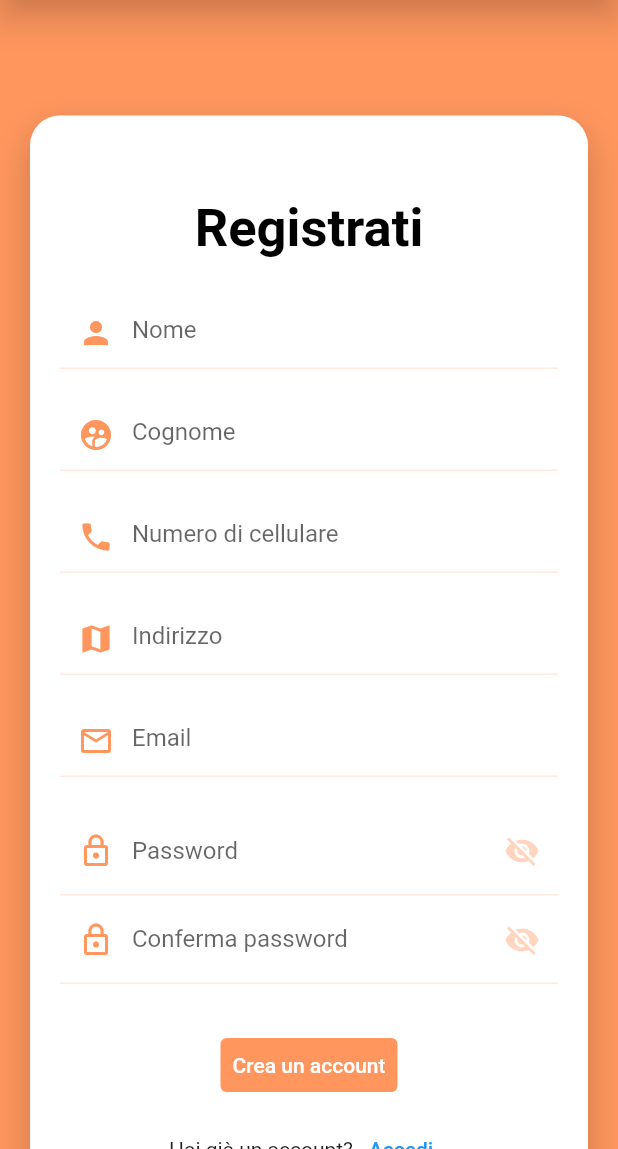
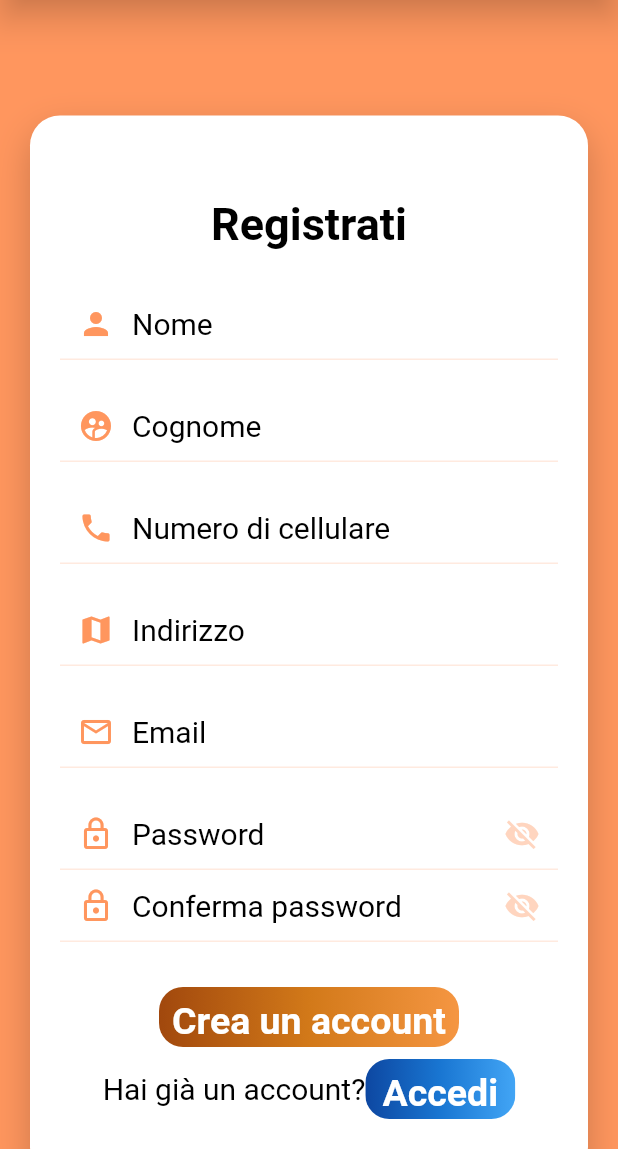
Before and after one commit to simoneloop/ecommerce-view, a Flutter app: the RegistrationPage screen opened by its route, on a phone screen of 412 x 824 dp, the part 87-1236 px from its top. Run offline on Flutter 3.47's test engine with Material 2 defaults, Android fonts, the phone set to English and light mode, and no system bars; missing offline and left inert: dart:html, dart:js; network calls fail; Roboto replaces fonts that are missing (Poppins).

Commit message:
a bit of refactoring

```diff
--- a/lib/pages/RegistrationPage.dart
+++ b/lib/pages/RegistrationPage.dart
@@ -1,8 +1,10 @@
 import 'package:ecommerce_view/Uti/Consts.dart';
 import 'package:ecommerce_view/widgets/AppBarWidget.dart';
+import 'package:ecommerce_view/widgets/CoolText.dart';
 import 'package:flutter/material.dart';
 import '../entities/User.dart';
 import '../managers/Proxy.dart';
+import '../widgets/CoolTextButton.dart';
 import '../widgets/ProgressHUD.dart';
 
 class RegistrationPage extends StatefulWidget {
@@ -67,7 +69,7 @@ class _RegistrationPageState extends State<RegistrationPage> {
                         SizedBox(
                           height: 25,
                         ),
-                        Text("Registrati",style: Theme.of(context).textTheme.headline2,),
+                        CoolText(text: "Registrati",size: "m",),
                         SizedBox(height: 25,),
 
 
@@ -79,6 +81,7 @@ class _RegistrationPageState extends State<RegistrationPage> {
 
                           decoration: InputDecoration(
                               hintText: "Nome",
+                              hintStyle: Consts.smallTextStyle,
                               errorText: _nameError,
                               enabledBorder: UnderlineInputBorder(
                                   borderSide: BorderSide(
@@ -107,6 +110,7 @@ class _RegistrationPageState extends State<RegistrationPage> {
 
                           decoration: InputDecoration(
                               hintText: "Cognome",
+                              hintStyle: Consts.smallTextStyle,
                               errorText: _lastNameError,
                               enabledBorder: UnderlineInputBorder(
                                   borderSide: BorderSide(
@@ -134,6 +138,7 @@ class _RegistrationPageState extends State<RegistrationPage> {
 
                           decoration: InputDecoration(
                               hintText: "Numero di cellulare",
+                              hintStyle: Consts.smallTextStyle,
                               errorText: _phoneError,
                               enabledBorder: UnderlineInputBorder(
                                   borderSide: BorderSide(
@@ -162,6 +167,7 @@ class _RegistrationPageState extends State<RegistrationPage> {
 
                           decoration: InputDecoration(
                               hintText: "Indirizzo",
+                              hintStyle: Consts.smallTextStyle,
                               errorText: _addressError,
                               enabledBorder: UnderlineInputBorder(
                                   borderSide: BorderSide(
@@ -198,6 +204,7 @@ class _RegistrationPageState extends State<RegistrationPage> {
                               : null,
                           decoration: InputDecoration(
                               hintText: "Email",
+                              hintStyle: Consts.smallTextStyle,
                               errorText: _emailError,
                               enabledBorder: UnderlineInputBorder(
                                   borderSide: BorderSide(
@@ -225,7 +232,7 @@ class _RegistrationPageState extends State<RegistrationPage> {
                           obscureText: hidePassword,
                           decoration: InputDecoration(
                               hintText: "Password",
-                              labelText: "Password",
+                              hintStyle: Consts.smallTextStyle,
                               errorText: _passwordError,
                               enabledBorder: UnderlineInputBorder(
                                   borderSide: BorderSide(
@@ -264,8 +271,9 @@ class _RegistrationPageState extends State<RegistrationPage> {
                           input == null ? "Confirm password!" : null,
                           obscureText: hidePassword,
                           decoration: InputDecoration(
+                              hintStyle: Consts.smallTextStyle,
                               hintText: "Conferma password",
-                              labelText: "Conferma password",
+
                               errorText: _passwordConfirmationError,
                               enabledBorder: UnderlineInputBorder(
                                   borderSide: BorderSide(
@@ -300,28 +308,16 @@ class _RegistrationPageState extends State<RegistrationPage> {
                         SizedBox(
                           height: 30,
                         ),
-                        Container(
-                          decoration: BoxDecoration(borderRadius: BorderRadius.circular(10)),
-                          child: TextButton(
-                            onPressed: (){
-                              ValidateAndRegister();
-
-
-                            },
-                            child: Text(
-                              "Crea un account",
-                              style: TextStyle(color: Colors.white),
-                            ),
-                            style:ButtonStyle(backgroundColor: MaterialStateProperty.all<Color>(Theme.of(context).colorScheme.secondary)),
-                          ),
-                        ),
+                        CoolTextButton(gradient: Consts.kOrangeGradient, text: "Crea un account", press: (){
+                          ValidateAndRegister();},width: 200,height: 40,),
                         Padding(
                           padding: const EdgeInsets.symmetric(vertical: 8.0),
                           child: Row(
                             mainAxisAlignment: MainAxisAlignment.center,
                             children: [
-                              Text("Hai già un account?"),
-                              TextButton(onPressed: (){Navigator.pushNamed(context, "LoginPage");}, child: Text("Accedi"))
+                              CoolText(text: "Hai già un account?", size: "s"),
+                              CoolTextButton(gradient: Consts.kBlueGradient, text: "Accedi", press: (){Navigator.pushNamed(context, "LoginPage");},width: 100,height: 40,),
+
                             ],
                           ),
                         )
--- a/lib/widgets/CoolText.dart
+++ b/lib/widgets/CoolText.dart
@@ -5,21 +5,23 @@ import '../Uti/Consts.dart';
 class CoolText extends StatelessWidget {
   final String text;
   final String size;
+  final Color? color;
 
 
-  const CoolText({Key? key, required this.text, required this.size}) : super(key: key);
+
+  const CoolText({Key? key, required this.text, required this.size,this.color}) : super(key: key);
   @override
   Widget build(BuildContext context) {
     if(size=='s'){
-      return Text(text,style: Consts.smallTextStyle,);
+      return Text(text,style: Consts.smallTextStyle.copyWith(color: color != null?color:null),);
     }
     else if(size=="m"){
-      return Text(text,style: Consts.mediumTextStyle,);
+      return Text(text,style: Consts.mediumTextStyle.copyWith(color: color != null?color:null),);
     }
     else if(size=="b"){
-      return Text(text,style: Consts.bigTextStyle,);
+      return Text(text,style: Consts.bigTextStyle.copyWith(color: color != null?color:null),);
     }else{
-      return Text(text,style: Consts.mediumTextStyle,);
+      return Text(text,style: Consts.mediumTextStyle.copyWith(color: color != null?color:null),);
     }
 
   }
```
Also changed, not shown: lib/pages/HomePage.dart (+6 -12 lines), lib/pages/UserCartPage.dart (+3 -13 lines), lib/pages/UserDetailsPage.dart (+30 -8 lines), lib/widgets/ProductDetailsBody.dart (+33 -44 lines).
